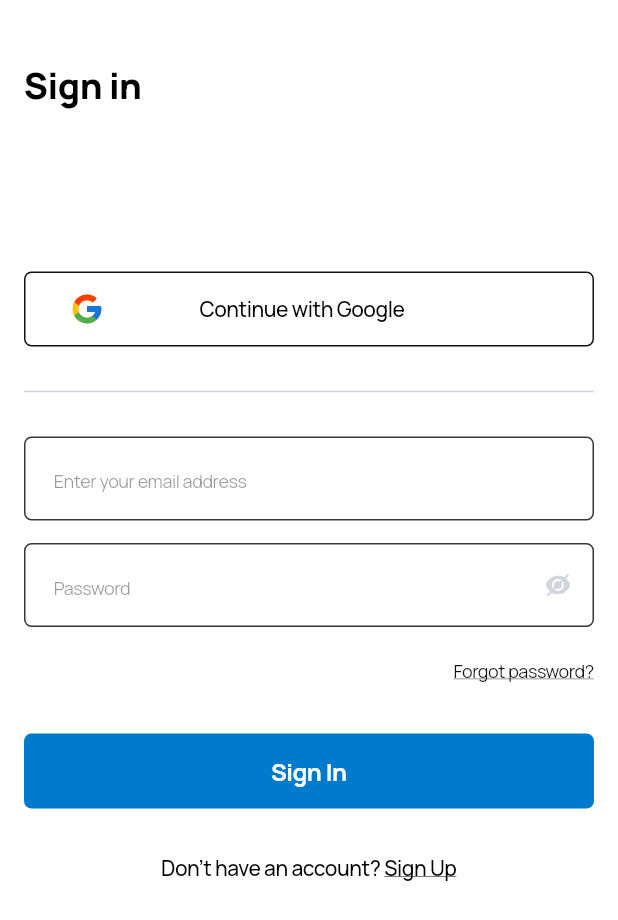
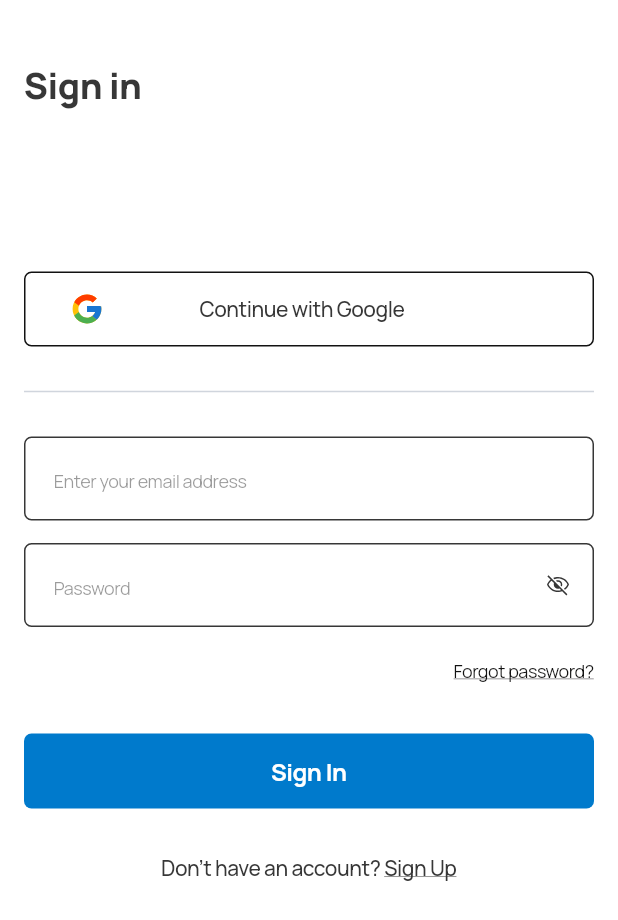
Before and after one commit to Becca-Saka/flashcards, a Flutter app: the screen it shows after launch, on a phone screen of 412 x 824 dp. Shown: the top 920 px of the screen. Run offline on Flutter 3.47's test engine with Material 3 defaults, Android fonts, the phone set to English and light mode, and no system bars; our stand-ins replace cloud_firestore, file_picker, firebase_auth, firebase_core, flutter_svg, get_it and 4 more; accounts and stored records are empty.

```diff
--- a/lib/app/app_routes.dart
+++ b/lib/app/app_routes.dart
@@ -20,7 +20,7 @@ class AppRouter {
     AppRoutes.splash: (context) => const SplashView(),
     AppRoutes.signIn: (context) => SignInView(),
     AppRoutes.signUp: (context) => SignUpView(),
-    AppRoutes.dashboard: (context) => const DashboardView(),
+    AppRoutes.dashboard: (context) => DashboardView(),
   };
 }
 
--- a/lib/app/locator.dart
+++ b/lib/app/locator.dart
@@ -8,4 +8,5 @@ void setupLocator() {
   locator.registerLazySingleton<UserViewModel>(() => UserViewModel());
   locator.registerLazySingleton<NavigationService>(() => NavigationService());
   locator.registerLazySingleton<SnackbarService>(() => SnackbarService());
+  locator.registerLazySingleton<DialogService>(() => DialogService());
 }
--- a/lib/main.dart
+++ b/lib/main.dart
@@ -1,6 +1,7 @@
 import 'package:firebase_core/firebase_core.dart';
 import 'package:flashcards/app/app_routes.dart';
 import 'package:flashcards/app/locator.dart';
+import 'package:flashcards/app/set_up_dialog_ui.dart';
 import 'package:flashcards/app/set_up_snackbar_ui.dart';
 import 'package:flashcards/firebase_options.dart';
 import 'package:flashcards/shared/app_text_style.dart';
@@ -13,6 +14,7 @@ Future<void> main() async {
   await Firebase.initializeApp(options: DefaultFirebaseOptions.currentPlatform);
   setupLocator();
   setupSnackbarUi();
+  setupDialogUi();
   SystemChrome.setPreferredOrientations([
     DeviceOrientation.portraitUp,
     DeviceOrientation.portraitDown,
--- a/lib/shared/app_icons.dart
+++ b/lib/shared/app_icons.dart
@@ -31,26 +31,13 @@ class AppIcons extends StatelessWidget {
 abstract class AppIconData {
   static const String _svgBase = 'assets/svgs';
   static const String back = '$_svgBase/back.svg';
-  static const String redoSpark = '$_svgBase/redo-spark.svg';
-  static const String bookmark = '$_svgBase/bookmark.svg';
   static const String edit = '$_svgBase/edit.svg';
-  static const String film = '$_svgBase/film.svg';
   static const String google = '$_svgBase/google.svg';
-  static const String menuBurger = '$_svgBase/menu-burger.svg';
-  static const String timeCheck = '$_svgBase/time-check.svg';
-  static const String youtube = '$_svgBase/youtube.svg';
-  static const String picture = '$_svgBase/picture.svg';
-  static const String notifications = '$_svgBase/notifications.svg';
-  static const String timePast = '$_svgBase/time-past.svg';
-  static const String forward = '$_svgBase/forward.svg';
-  static const String out = '$_svgBase/out.svg';
   static const String settings = '$_svgBase/settings.svg';
-  static const String search = '$_svgBase/search.svg';
-  static const String discovery = '$_svgBase/discovery.svg';
-  static const String voice = '$_svgBase/voice.svg';
-  static const String home = '$_svgBase/home.svg';
   static const String user = '$_svgBase/user.svg';
-  static const String eyes = '$_svgBase/eye.svg';
   static const String eyeOutlined = '$_svgBase/eye-outlined.svg';
   static const String eyesClosed = '$_svgBase/eye-crossed.svg';
+  static const String collection = '$_svgBase/collection.svg';
+  static const String goBack = '$_svgBase/go-back.svg';
+  static const String empty = '$_svgBase/empty.svg';
 }
--- a/lib/shared/app_input.dart
+++ b/lib/shared/app_input.dart
@@ -116,9 +116,11 @@ class _AppInputState extends State<AppInput> {
               ? Padding(
                   padding: const EdgeInsets.symmetric(vertical: 18),
                   child: AppIcons(
-                    icon:
-                        obscureText ? AppIconData.eyesClosed : AppIconData.eyes,
+                    icon: obscureText
+                        ? AppIconData.eyesClosed
+                        : AppIconData.eyeOutlined,
                     size: 16,
+                    color: AppColors.black100,
                     onTap: _updateVisibility,
                   ),
                 )
--- a/lib/shared/app_text_style.dart
+++ b/lib/shared/app_text_style.dart
@@ -1,3 +1,4 @@
+import 'package:flashcards/shared/app_colors.dart';
 import 'package:flutter/material.dart';
 
 abstract class AppTextStyle {
@@ -5,10 +6,11 @@ abstract class AppTextStyle {
 
   /// Base text style
   static const TextStyle _baseTextStyle = TextStyle(
-      fontFamily: fontFamily,
-      fontWeight: AppFontWeight.regular,
-      letterSpacing: -0.3,
-      color: Colors.black);
+    fontFamily: fontFamily,
+    fontWeight: AppFontWeight.regular,
+    letterSpacing: -0.3,
+    color: AppColors.black100,
+  );
 
   ///Manrope 10
   static TextStyle get regular10 => _baseTextStyle.copyWith(fontSize: 10);
--- a/pubspec.yaml
+++ b/pubspec.yaml
@@ -54,5 +54,5 @@ flutter:
           weight: 400
         - asset: fonts/Manrope-Light.ttf
           weight: 300
-        - asset: fonts/Manrope-ExraLight.ttf
+        - asset: fonts/Manrope-ExtraLight.ttf
           weight: 200
```
Also changed, not shown: lib/app/set_up_dialog_ui.dart (added, +13 -0 lines), lib/ui/account_view.dart (added, +10 -0 lines), lib/ui/auth/user_view_model.dart (+17 -3 lines), lib/ui/collections/collections_view.dart (added, +49 -0 lines), lib/ui/collections/collections_viewmodel.dart (added, +24 -0 lines), lib/ui/collections/create_collections_view.dart (added, +68 -0 lines), lib/ui/dashboard_view.dart (+56 -3 lines), assets/svgs/collection.svg (added), assets/svgs/empty.svg (added), assets/svgs/eye-crossed.svg, assets/svgs/eye.svg (deleted), assets/svgs/go-back.svg (added), assets/svgs/user.svg (added).
